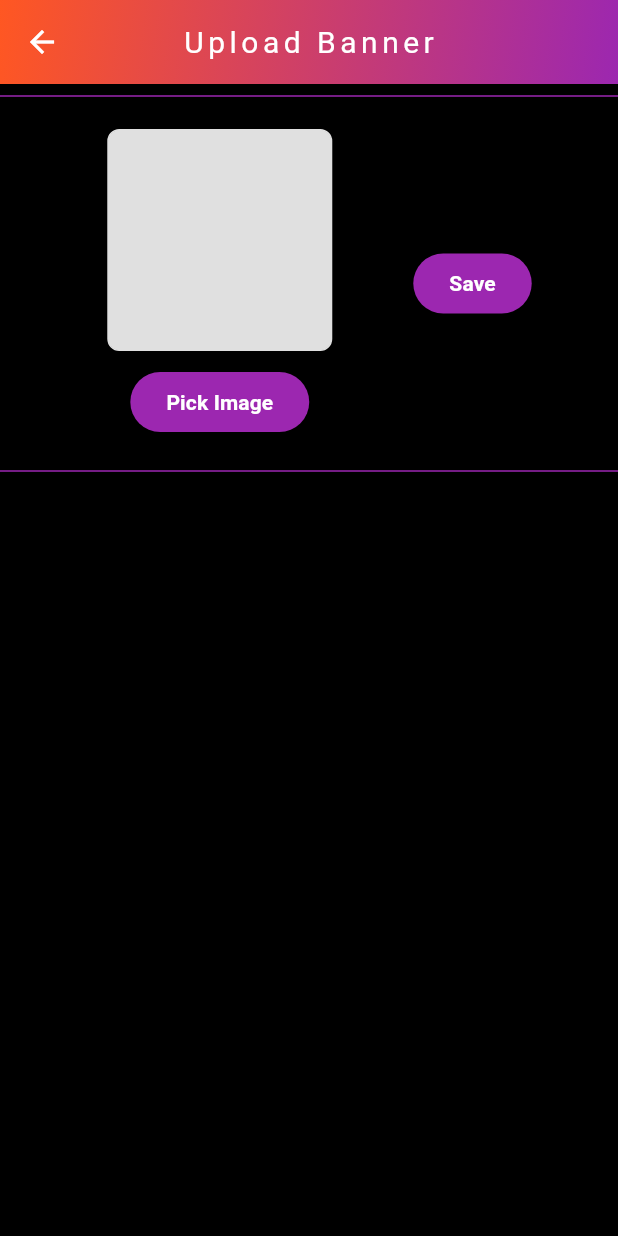
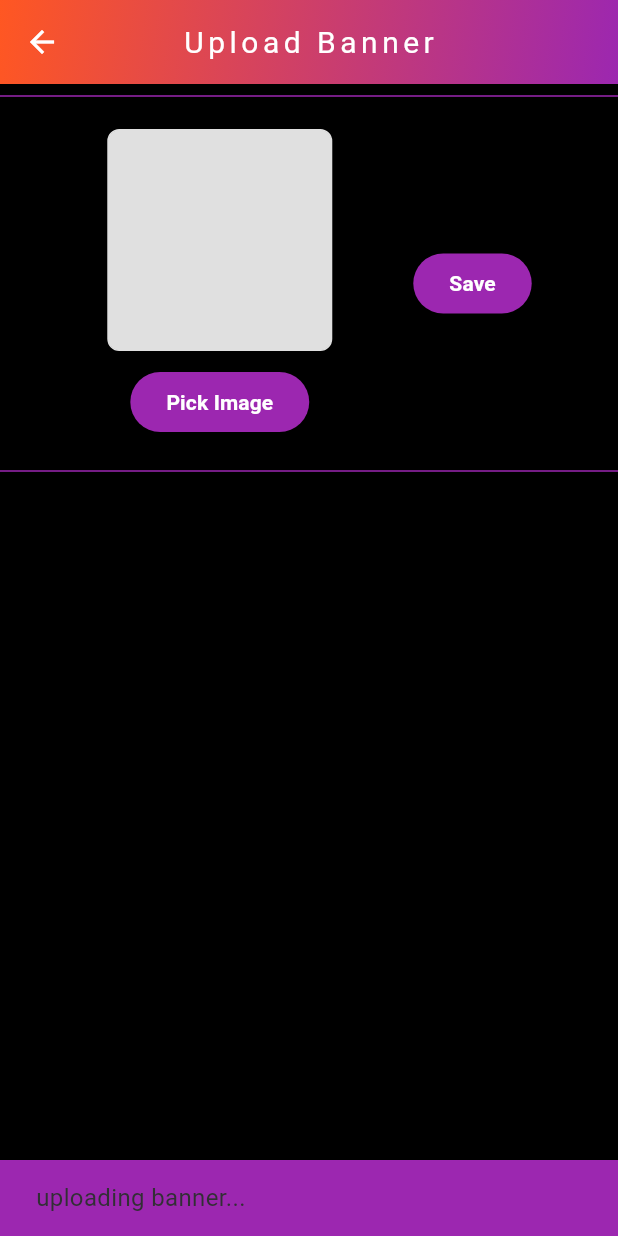
Before and after one commit to MdLimon123/admin-web-panel, a Flutter app: the BannerScreen screen opened directly, after a tap on "Save", on a phone screen of 412 x 824 dp. Run offline on Flutter 3.47's test engine with Material 3 defaults, Android fonts, the phone set to English and light mode, and no system bars; our stand-ins replace cloud_firestore, file_picker, firebase_core, firebase_storage; accounts and stored records are empty.

Commit message:
admin pick image

```diff
--- /dev/null
+++ b/lib/global/global_ins.dart
@@ -0,0 +1,5 @@
+import '../viewModel/banner_view_model.dart';
+import '../viewModel/common_view_model.dart';
+
+BannerViewModel bannerViewModel = BannerViewModel();
+CommonViewModel commonViewModel = CommonViewModel();
--- a/lib/global/global_vars.dart
+++ b/lib/global/global_vars.dart
@@ -1,2 +1,5 @@
+
+
 dynamic imageFile;
 String? fileName;
+String imageDocId ="";
--- a/lib/view/main_screens/banner_screen.dart
+++ b/lib/view/main_screens/banner_screen.dart
@@ -1,7 +1,10 @@
 import 'package:admin_web_panel/global/global_vars.dart';
 import 'package:admin_web_panel/view/widget/my_appbar.dart';
-import 'package:admin_web_panel/viewModel/main_view_model.dart';
+import 'package:admin_web_panel/viewModel/banner_view_model.dart';
+import 'package:admin_web_panel/viewModel/common_view_model.dart';
 import 'package:flutter/material.dart';
+
+import '../../global/global_ins.dart';
 
 class BannerScreen extends StatefulWidget {
   const BannerScreen({super.key});
@@ -13,8 +16,8 @@ class BannerScreen extends StatefulWidget {
 
 class _BannerScreenState extends State<BannerScreen> {
 
- final GlobalKey _formKey = GlobalKey<FormState>();
- MainViewModel mainViewModel = MainViewModel();
+  GlobalKey<FormState> formKey = GlobalKey<FormState>();
+
 
   @override
   Widget build(BuildContext context) {
@@ -27,7 +30,7 @@ class _BannerScreenState extends State<BannerScreen> {
         child: Column(
           children: [
             Form(
-              key: _formKey,
+              key: formKey,
                 child: Column(
                   children: [
                     const Divider(
@@ -60,7 +63,10 @@ class _BannerScreenState extends State<BannerScreen> {
                               // pick image
                               ElevatedButton(
                                   onPressed: ()async{
-                                   await mainViewModel.pickFile();
+
+
+
+                                   await bannerViewModel.pickFile();
                                    setState(() {
                                      imageFile;
                                      fileName;
@@ -81,7 +87,16 @@ class _BannerScreenState extends State<BannerScreen> {
                         const SizedBox(width: 40,),
                         // save image
                         ElevatedButton(
-                            onPressed: (){},
+                            onPressed: ()async{
+                              commonViewModel.showSnackBar("uploading banner...", context);
+                             await bannerViewModel.saveBannerImageInfoToFirestore();
+                           setState(() {
+                             formKey.currentState!.reset();
+                             imageFile = null;
+                           });
+
+                              commonViewModel.showSnackBar("uploaded successfully...", context);
+                            },
                             style: ElevatedButton.styleFrom(
                                 backgroundColor: Colors.purple
                             ),
--- /dev/null
+++ b/lib/viewModel/banner_view_model.dart
@@ -0,0 +1,49 @@
+import 'package:admin_web_panel/global/global_vars.dart';
+import 'package:cloud_firestore/cloud_firestore.dart';
+import 'package:file_picker/file_picker.dart';
+import 'package:firebase_storage/firebase_storage.dart';
+
+
+class BannerViewModel{
+
+// image picker
+  pickFile()async{
+    FilePickerResult? resultFilePicker = await FilePicker.platform.pickFiles(
+      type: FileType.image,
+      allowMultiple: false
+    );
+    if(resultFilePicker != null){
+      imageFile = resultFilePicker.files.first.bytes;
+      fileName = resultFilePicker.files.first.name;
+
+    }
+  }
+
+// upload image for firebase storage
+  uploadBannerImageToStorage()async{
+
+   imageDocId = DateTime.now().millisecondsSinceEpoch.toString()+fileName.toString();
+    Reference bannerRef = FirebaseStorage.instance.ref().child('bannerImage').
+    child(imageDocId);
+
+    UploadTask uploadTask = bannerRef.putData(imageFile);
+    TaskSnapshot taskSnapshot = await uploadTask.whenComplete((){});
+    String downloadUrl = await taskSnapshot.ref.getDownloadURL();
+    return downloadUrl;
+
+  }
+
+  // save banner image for firebase firestore
+  saveBannerImageInfoToFirestore()async{
+
+    String downloadUrl = await uploadBannerImageToStorage();
+
+    await FirebaseFirestore.instance.collection("banner").doc(imageDocId)
+    .set({
+      "image": downloadUrl
+    });
+
+  }
+
+
+}
--- /dev/null
+++ b/lib/viewModel/common_view_model.dart
@@ -0,0 +1,9 @@
+import 'package:flutter/material.dart';
+
+class CommonViewModel{
+
+  showSnackBar(String message, BuildContext context){
+    final snackBar = SnackBar(content: Text(message,style: const TextStyle(fontSize: 16),), backgroundColor: Colors.purple,);
+    ScaffoldMessenger.of(context).showSnackBar(snackBar);
+  }
+}
--- a/lib/viewModel/main_view_model.dart
+++ /dev/null
@@ -1,19 +0,0 @@
-import 'package:admin_web_panel/global/global_vars.dart';
-import 'package:file_picker/file_picker.dart';
-
-
-class MainViewModel{
-
-  pickFile()async{
-    FilePickerResult? resultFilePicker = await FilePicker.platform.pickFiles(
-      type: FileType.image,
-      allowMultiple: false
-    );
-    if(resultFilePicker != null){
-      imageFile = resultFilePicker.files.first.bytes;
-      fileName = resultFilePicker.files.first.name;
-
-    }
-  }
-
-}
--- a/pubspec.yaml
+++ b/pubspec.yaml
@@ -36,6 +36,9 @@ dependencies:
   # Use with the CupertinoIcons class for iOS style icons.
   cupertino_icons: ^1.0.6
   file_picker:
+  firebase_storage:
+  cloud_firestore:
+  firebase_core:
 
 dev_dependencies:
   flutter_test:
```
Also changed, not shown: lib/main.dart (+17 -2 lines), lib/firebase_options.dart (added), pubspec.lock.
